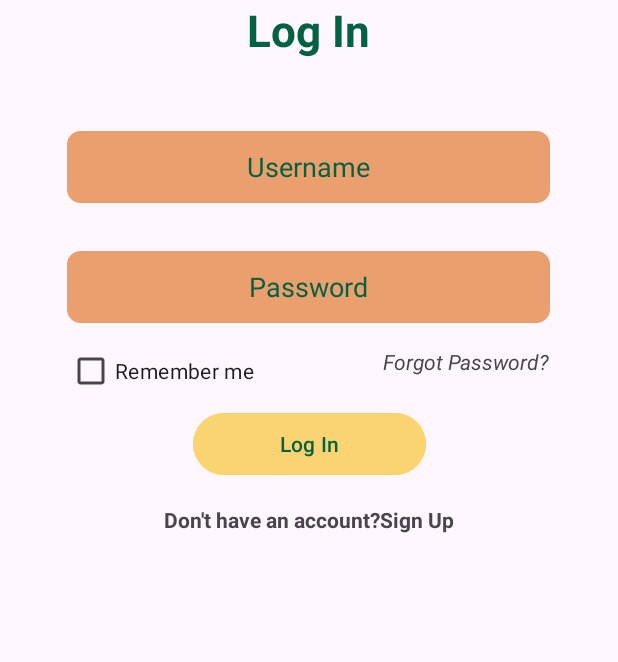
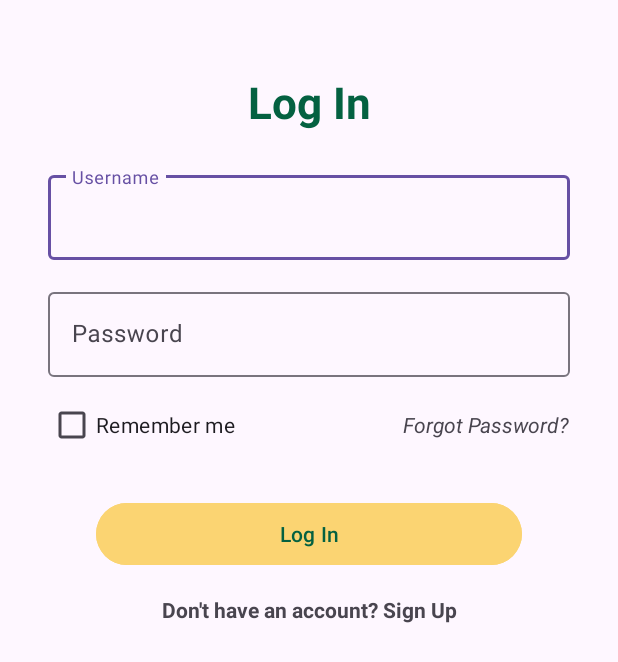
Before and after one commit to MESHaya/Money_Up, an Android app: the LoginActivity screen opened directly, with no data from a screen before it, on a phone screen of 412 x 824 dp. Shown: the top 662 px of the screen. Run offline under Robolectric (Android 15) with nearby library versions, the phone set to English and light mode, and no system bars; our stand-ins replace Room's generated code.

Commit message:
In this i updated the application

```diff
--- a/app/src/main/java/com/example/money_up/ProfileActivity.kt
+++ b/app/src/main/java/com/example/money_up/ProfileActivity.kt
@@ -45,9 +45,11 @@ class ProfileActivity : AppCompatActivity() {
             if (budgetList.isNotEmpty()) {
                 val firstBudget = budgetList[0]
                 val budgetAmount = firstBudget.total_budget
+                val budgetMin = firstBudget.min_amont
+                val budgetMax = firstBudget.max_amount
                 val budgetName = firstBudget.monthlyBudget_name
                 val budgetLabel = findViewById<TextView>(R.id.active_budgets_label)
-                budgetLabel.text = "Active Budget: $budgetName - R$budgetAmount"
+                budgetLabel.text = "Active Goal: \n$budgetName - R$budgetAmount \nMin:R$budgetMin \nMax:R$budgetMax"
 
             }
         }
--- a/app/src/main/res/layout/activity_budget.xml
+++ b/app/src/main/res/layout/activity_budget.xml
@@ -14,7 +14,7 @@
         android:id="@+id/tv_budget_title"
         android:layout_width="wrap_content"
         android:layout_height="wrap_content"
-        android:text="Set Monthly Budget"
+        android:text="Set Budget/Monthly Goal"
         android:textSize="24sp"
         android:textStyle="bold"
         android:textColor="@color/dark_green"
@@ -27,7 +27,7 @@
         android:id="@+id/tv_budget_name"
         android:layout_width="wrap_content"
         android:layout_height="wrap_content"
-        android:text="Budget Name / Label"
+        android:text="Goal"
         android:textSize="16sp"
         android:textColor="@color/black"
         app:layout_constraintTop_toBottomOf="@id/tv_budget_title"
@@ -123,7 +123,7 @@
         android:id="@+id/tv_previous_goals"
         android:layout_width="wrap_content"
         android:layout_height="wrap_content"
-        android:text="Previous Budgets"
+        android:text="Previous Goals/Budget"
         android:textStyle="bold"
         android:textColor="@color/black"
         android:textSize="18sp"
--- a/app/src/main/res/layout/activity_log_in.xml
+++ b/app/src/main/res/layout/activity_log_in.xml
@@ -5,57 +5,73 @@
     android:layout_width="match_parent"
     android:layout_height="match_parent">
 
-
+    <!-- Title -->
     <TextView
         android:id="@+id/login_title"
         android:layout_width="wrap_content"
         android:layout_height="wrap_content"
         android:text="Log In"
         android:textColor="@color/dark_green"
-        android:textSize="29dp"
+        android:textSize="29sp"
         android:textStyle="bold"
+        app:layout_constraintTop_toTopOf="parent"
+        app:layout_constraintStart_toStartOf="parent"
         app:layout_constraintEnd_toEndOf="parent"
-        app:layout_constraintHorizontal_bias="0.498"
+        android:layout_marginTop="48dp" />
+
+    <!-- Username Input -->
+    <com.google.android.material.textfield.TextInputLayout
+        android:id="@+id/username_input"
+        android:layout_width="0dp"
+        android:layout_height="wrap_content"
+        android:layout_marginTop="24dp"
+        android:layout_marginStart="32dp"
+        android:layout_marginEnd="32dp"
+        app:layout_constraintTop_toBottomOf="@id/login_title"
         app:layout_constraintStart_toStartOf="parent"
-        tools:layout_editor_absoluteY="88dp" />
+        app:layout_constraintEnd_toEndOf="parent">
 
-    <EditText
-        android:id="@+id/username"
-        android:layout_width="322dp"
-        android:layout_height="48dp"
+        <com.google.android.material.textfield.TextInputEditText
+            android:id="@+id/username"
+            android:layout_width="match_parent"
+            android:layout_height="wrap_content"
+            android:hint="Username"
+            android:inputType="text"
+            android:textColorHint="@color/dark_green" />
+    </com.google.android.material.textfield.TextInputLayout>
+
+    <!-- Password Input -->
+    <com.google.android.material.textfield.TextInputLayout
+        android:id="@+id/password_input"
+        android:layout_width="0dp"
+        android:layout_height="wrap_content"
+        android:layout_marginTop="16dp"
         android:layout_marginStart="32dp"
-        android:layout_marginTop="48dp"
         android:layout_marginEnd="32dp"
-        android:background="@drawable/edit_text_box_background_default"
-        android:hint="Username"
-        android:inputType="text"
-        android:padding="12dp"
-        android:textAlignment="center"
-        android:textColor="@android:color/black"
-        android:textColorHint="@color/dark_green"
-        app:layout_constraintEnd_toEndOf="parent"
-        app:layout_constraintHorizontal_bias="0.48"
+        app:layout_constraintTop_toBottomOf="@id/username_input"
         app:layout_constraintStart_toStartOf="parent"
-        app:layout_constraintTop_toBottomOf="@id/login_title" />
+        app:layout_constraintEnd_toEndOf="parent">
 
+        <com.google.android.material.textfield.TextInputEditText
+            android:id="@+id/password"
+            android:layout_width="match_parent"
+            android:layout_height="wrap_content"
+            android:hint="Password"
+            android:inputType="textPassword"
+            android:textColorHint="@color/dark_green" />
+    </com.google.android.material.textfield.TextInputLayout>
 
+    <!-- Remember Me -->
+    <CheckBox
+        android:id="@+id/remember_me"
+        android:layout_width="wrap_content"
+        android:layout_height="wrap_content"
+        android:text="Remember me"
+        android:layout_marginTop="8dp"
+        app:layout_constraintTop_toBottomOf="@id/password_input"
+        app:layout_constraintStart_toStartOf="@id/password_input" />
 
-    <EditText
-        android:id="@+id/password"
-        android:layout_width="322dp"
-        android:layout_height="48dp"
-        android:layout_marginTop="32dp"
-        android:background="@drawable/edit_text_box_background_default"
-        android:hint="Password"
-        android:inputType="text"
-        android:padding="12dp"
-        android:textAlignment="center"
-        android:textColor="@android:color/black"
-        android:textColorHint="@color/dark_green"
-        app:layout_constraintEnd_toEndOf="@id/username"
-        app:layout_constraintStart_toStartOf="@id/username"
-        app:layout_constraintTop_toBottomOf="@id/username" />
-
+    <!-- Forgot Password -->
     <TextView
         android:id="@+id/forgot_password"
         android:layout_width="wrap_content"
@@ -63,29 +79,26 @@
         android:text="Forgot Password?"
         android:textStyle="italic"
         android:layout_marginTop="8dp"
-        app:layout_constraintTop_toTopOf="@id/remember_me"
-        app:layout_constraintEnd_toEndOf="@id/password" />
+        app:layout_constraintTop_toBottomOf="@id/password_input"
+        app:layout_constraintEnd_toEndOf="@id/password_input"
+        app:layout_constraintBaseline_toBaselineOf="@id/remember_me" />
 
-    <CheckBox
-        android:id="@+id/remember_me"
-        android:layout_width="wrap_content"
-        android:layout_height="wrap_content"
-        android:text="Remember me"
-        app:layout_constraintTop_toBottomOf="@id/password"
-        android:layout_marginTop="8dp"
-        app:layout_constraintStart_toStartOf="@id/username" /> />
-
+    <!-- Login Button -->
     <Button
         android:id="@+id/log_in_button"
-        android:layout_width="155dp"
+        android:layout_width="0dp"
         android:layout_height="49dp"
+        android:layout_marginTop="24dp"
         android:backgroundTint="@color/orange"
         android:text="Log In"
         android:textColor="@color/dark_green"
         app:layout_constraintTop_toBottomOf="@id/remember_me"
         app:layout_constraintStart_toStartOf="parent"
-        app:layout_constraintEnd_toEndOf="parent"/>
+        app:layout_constraintEnd_toEndOf="parent"
+        android:layout_marginStart="64dp"
+        android:layout_marginEnd="64dp" />
 
+    <!-- Sign Up Link -->
     <TextView
         android:id="@+id/login_signup_link"
         android:layout_width="wrap_content"
@@ -96,11 +109,9 @@
         android:layout_marginBottom="16dp"
         android:clickable="true"
         android:focusable="true"
-        android:text="Don't have an account?Sign Up"
+        android:text="Don't have an account? Sign Up"
         app:layout_constraintTop_toBottomOf="@id/log_in_button"
         app:layout_constraintStart_toStartOf="parent"
-        app:layout_constraintEnd_toEndOf="parent"/>
-
-
+        app:layout_constraintEnd_toEndOf="parent" />
 
 </androidx.constraintlayout.widget.ConstraintLayout>
--- a/app/src/main/res/layout/activity_profile.xml
+++ b/app/src/main/res/layout/activity_profile.xml
@@ -42,7 +42,7 @@
         android:id="@+id/active_budgets_label"
         android:layout_width="wrap_content"
         android:layout_height="wrap_content"
-        android:text="Active Budgets"
+        android:text="Active Budgets/Goals"
         android:textSize="18sp"
         android:textStyle="bold"
         android:textColor="@color/dark_green"
--- a/app/src/main/res/layout/activity_sign_up.xml
+++ b/app/src/main/res/layout/activity_sign_up.xml
@@ -5,7 +5,7 @@
     xmlns:tools="http://schemas.android.com/tools"
     android:layout_width="match_parent"
     android:layout_height="match_parent"
-    tools:context=".YourActivityName">
+    tools:context=".SignUpActivity">
 
     <!-- Scrollable Content -->
     <ScrollView
```
